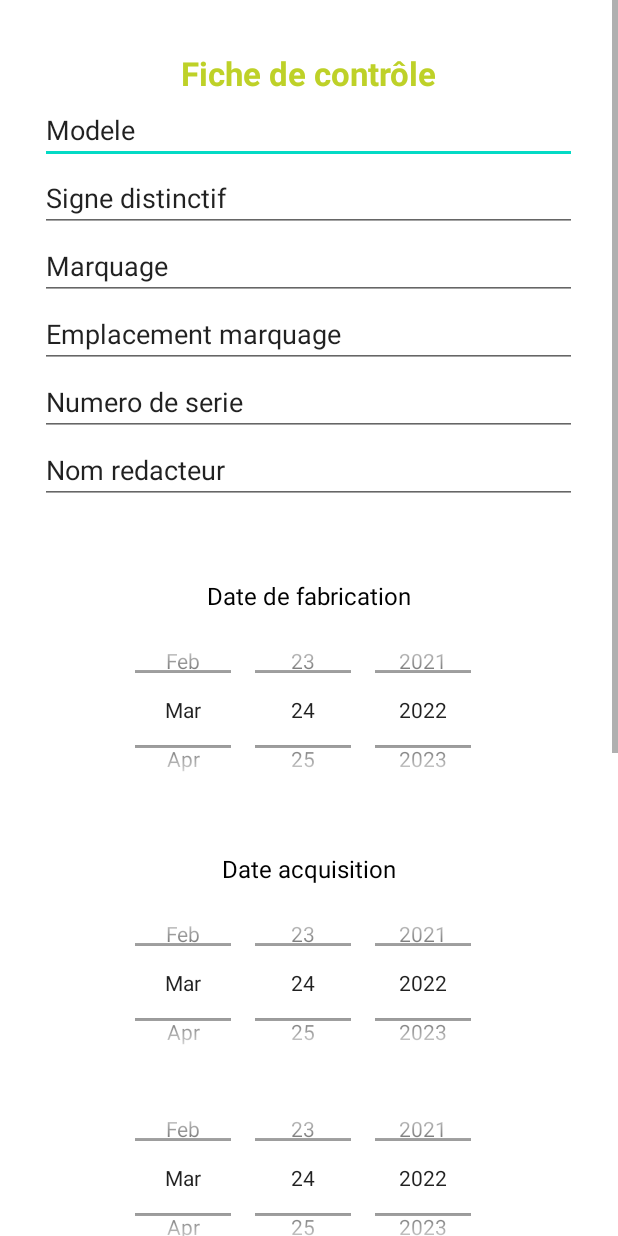
After one commit to SIO2LAA/Speleo-EPI, an Android app: the FDV_Creer screen opened directly, with no data from a screen before it, on a phone screen of 412 x 824 dp. The commit adds this screen. Run offline under Robolectric (Android 15) with nearby library versions, the phone set to English and light mode, and no system bars.

Commit message:
avancé fiche de vie

```diff
--- a/app/src/main/AndroidManifest.xml
+++ b/app/src/main/AndroidManifest.xml
@@ -10,6 +10,7 @@
         android:supportsRtl="true"
         android:theme="@style/Theme.App_epi2">
         <activity android:name=".FDC_Creer"></activity>
+        <activity android:name=".FDV_Creer"></activity>
         <activity android:name=".InfoMateriel" />
         <activity android:name=".GestionMateriel" />
         <activity
--- /dev/null
+++ b/app/src/main/java/fr/sio/app_epi2/FDV_Creer.java
@@ -0,0 +1,29 @@
+package fr.sio.app_epi2;
+
+import android.os.Bundle;
+import android.view.View;
+import android.widget.Button;
+
+import androidx.appcompat.app.AppCompatActivity;
+
+public class FDV_Creer extends AppCompatActivity implements View.OnClickListener {
+
+    private Button annuler;
+    @Override
+    protected void onCreate(Bundle savedInstanceState) {
+        super.onCreate(savedInstanceState);
+        setContentView(R.layout.activity_fdv_creer);
+
+        annuler = findViewById(R.id.fdv_creer_annuler);
+
+        annuler.setOnClickListener(this);
+    }
+
+
+    @Override
+    public void onClick(View view) {
+        if (annuler.isPressed()){
+            this.finish();
+        }
+    }
+}
--- a/app/src/main/java/fr/sio/app_epi2/InfoMateriel.java
+++ b/app/src/main/java/fr/sio/app_epi2/InfoMateriel.java
@@ -40,6 +40,14 @@ public class InfoMateriel extends AppCompatActivity implements View.OnClickListe
     private Button fcSupprimer;
     private Intent FDC_Creer;
 
+    //espace fiche de vie
+    private Button fvAfficher;
+    private Button fvModifier;
+    private Button fvCreer;
+    private Button fvSupprimer;
+    private Intent FDV_Creer;
+
+
     @Override
     protected void onCreate(Bundle savedInstanceState) {
         super.onCreate(savedInstanceState);
@@ -53,6 +61,18 @@ public class InfoMateriel extends AppCompatActivity implements View.OnClickListe
         dateFabrication = findViewById(R.id.dateFabrication);
         marquage = findViewById(R.id.marquage);
         emplacementMarquage = findViewById(R.id.emplacementMarquage);
+
+        //espace fiche de vie
+        fvAfficher = findViewById(R.id.FVAfficher);
+        fvCreer = findViewById(R.id.FVCreer);
+        fvModifier = findViewById(R.id.FVModifier);
+        fvSupprimer = findViewById(R.id.FVSupprimer);
+
+        //listerner fiche de vie
+        fvAfficher.setOnClickListener(this);
+        fvCreer.setOnClickListener(this);
+        fvModifier.setOnClickListener(this);
+        fvSupprimer.setOnClickListener(this);
 
         //espace fiche controle
         fcCreer = findViewById(R.id.FCCreer);
@@ -111,5 +131,10 @@ public class InfoMateriel extends AppCompatActivity implements View.OnClickListe
             startActivity(FDC_Creer);
         }
 
+        if(fvCreer.isPressed()){
+            FDV_Creer= new Intent(this, FDV_Creer.class);
+            startActivity(FDV_Creer);
+        }
+
     }
 }
--- a/app/src/main/res/layout/activity_fdc_creer.xml
+++ b/app/src/main/res/layout/activity_fdc_creer.xml
@@ -21,14 +21,15 @@
         android:layout_gravity="center"
         android:layout_marginTop="10dp"
         android:orientation="vertical">
+
         <TextView
             android:layout_width="match_parent"
             android:layout_height="30dp"
             android:text="Fiche de contrôle"
             android:textAlignment="center"
+            android:textColor="@color/speleo_vert"
             android:textSize="22sp"
-            android:textColor="@color/speleo_vert"
-            android:textStyle="bold"/>
+            android:textStyle="bold" />
 
         <TextView
             android:text="@string/date"
--- /dev/null
+++ b/app/src/main/res/layout/activity_fdv_creer.xml
@@ -0,0 +1,252 @@
+<?xml version="1.0" encoding="utf-8"?>
+
+<ScrollView xmlns:android="http://schemas.android.com/apk/res/android"
+    xmlns:app="http://schemas.android.com/apk/res-auto"
+    xmlns:tools="http://schemas.android.com/tools"
+    android:layout_width="match_parent"
+    android:layout_height="match_parent"
+    tools:context=".FDC_Creer">
+
+    <LinearLayout
+        android:layout_width="match_parent"
+        android:layout_height="match_parent"
+        android:layout_marginTop="24dp"
+        android:layout_marginStart="16dp"
+        android:layout_marginEnd="16dp"
+        android:orientation="vertical">
+
+        <LinearLayout
+            android:layout_width="358dp"
+            android:layout_height="322dp"
+            android:layout_gravity="center"
+            android:layout_marginTop="10dp"
+            android:orientation="vertical">
+
+            <TextView
+                android:layout_width="match_parent"
+                android:layout_height="30dp"
+                android:text="Fiche de contrôle"
+                android:textAlignment="center"
+                android:textColor="@color/speleo_vert"
+                android:textSize="22sp"
+                android:textStyle="bold" />
+
+            <EditText
+                android:id="@+id/editTextTextPersonName"
+                android:layout_width="match_parent"
+                android:layout_height="wrap_content"
+                android:ems="10"
+                android:inputType="textPersonName"
+                android:text="Modele" />
+
+            <EditText
+                android:id="@+id/editTextTextPersonName2"
+                android:layout_width="match_parent"
+                android:layout_height="wrap_content"
+                android:ems="10"
+                android:inputType="textPersonName"
+                android:text="Signe distinctif" />
+
+            <EditText
+                android:id="@+id/editTextTextPersonName3"
+                android:layout_width="match_parent"
+                android:layout_height="wrap_content"
+                android:ems="10"
+                android:inputType="textPersonName"
+                android:text="Marquage" />
+
+            <EditText
+                android:id="@+id/editTextTextPersonName4"
+                android:layout_width="match_parent"
+                android:layout_height="wrap_content"
+                android:ems="10"
+                android:inputType="textPersonName"
+                android:text="Emplacement marquage" />
+
+            <EditText
+                android:id="@+id/editTextTextPersonName6"
+                android:layout_width="match_parent"
+                android:layout_height="wrap_content"
+                android:ems="10"
+                android:inputType="textPersonName"
+                android:text="Numero de serie" />
+
+            <EditText
+                android:id="@+id/editTextTextPersonName8"
+                android:layout_width="match_parent"
+                android:layout_height="wrap_content"
+                android:ems="10"
+                android:inputType="textPersonName"
+                android:text="Nom redacteur" />
+
+        </LinearLayout>
+
+        <LinearLayout
+            android:layout_width="match_parent"
+            android:layout_height="match_parent"
+            android:orientation="vertical">
+
+            <TextView
+                android:id="@+id/textView4"
+                android:layout_width="match_parent"
+                android:layout_height="wrap_content"
+                android:layout_marginTop="30dp"
+                android:text="Date de fabrication"
+                android:textAlignment="center"
+                android:textColor="@color/black"
+                android:textSize="16sp" />
+
+            <DatePicker
+                android:id="@+id/fdv_datepicker2"
+                android:layout_width="match_parent"
+                android:layout_height="130dp"
+                android:layout_gravity="center"
+                android:calendarViewShown="false"
+                android:datePickerMode="spinner"
+                android:maxDate="2022"
+                android:spinnersShown="true" />
+
+        </LinearLayout>
+
+        <LinearLayout
+            android:layout_width="match_parent"
+            android:layout_height="match_parent"
+            android:orientation="vertical">
+
+            <TextView
+                android:id="@+id/textView5"
+                android:layout_width="match_parent"
+                android:layout_height="wrap_content"
+                android:layout_marginTop="30dp"
+                android:text="Date acquisition"
+                android:textAlignment="center"
+                android:textColor="@color/black"
+                android:textSize="16sp" />
+
+            <DatePicker
+                android:id="@+id/fdv_datepicker3"
+                android:layout_width="match_parent"
+                android:layout_height="130dp"
+                android:layout_gravity="center"
+                android:calendarViewShown="false"
+                android:datePickerMode="spinner"
+                android:maxDate="2022"
+                android:spinnersShown="true" />
+        </LinearLayout>
+
+        <LinearLayout
+            android:layout_width="match_parent"
+            android:layout_height="match_parent"
+            android:orientation="vertical">
+
+            <DatePicker
+                android:id="@+id/fdv_datepicker4"
+                android:layout_width="match_parent"
+                android:layout_height="130dp"
+                android:layout_gravity="center"
+                android:calendarViewShown="false"
+                android:datePickerMode="spinner"
+                android:maxDate="2022"
+                android:spinnersShown="true" />
+
+            <TextView
+                android:id="@+id/textView6"
+                android:layout_width="match_parent"
+                android:layout_height="wrap_content"
+                android:layout_marginTop="30dp"
+                android:text="Date premiére utilisation"
+                android:textAlignment="center"
+                android:textColor="@color/black"
+                android:textSize="16sp" />
+
+        </LinearLayout>
+
+        <LinearLayout
+            android:layout_width="match_parent"
+            android:layout_height="match_parent"
+            android:orientation="vertical">
+
+            <TextView
+                android:id="@+id/textView7"
+                android:layout_width="match_parent"
+                android:layout_height="wrap_content"
+                android:layout_marginTop="30dp"
+                android:text="Date rebut"
+                android:textAlignment="center"
+                android:textColor="@color/black"
+                android:textSize="16sp" />
+
+            <DatePicker
+                android:id="@+id/fdv_datepicker5"
+                android:layout_width="match_parent"
+                android:layout_height="130dp"
+                android:layout_gravity="center"
+                android:calendarViewShown="false"
+                android:datePickerMode="spinner"
+                android:maxDate="2022"
+                android:spinnersShown="true" />
+        </LinearLayout>
+
+        <LinearLayout
+            android:layout_width="match_parent"
+            android:layout_height="match_parent"
+            android:orientation="vertical">
+
+            <TextView
+                android:id="@+id/textView8"
+                android:layout_width="match_parent"
+                android:layout_height="wrap_content"
+                android:layout_marginTop="30dp"
+                android:text="Date redaction fiche de vie"
+                android:textAlignment="center"
+                android:textColor="@color/black"
+                android:textSize="16sp" />
+
+            <DatePicker
+                android:id="@+id/fdv_datepicker6"
+                android:layout_width="match_parent"
+                android:layout_height="130dp"
+                android:layout_gravity="center"
+                android:calendarViewShown="false"
+                android:datePickerMode="spinner"
+                android:maxDate="2022"
+                android:spinnersShown="true" />
+        </LinearLayout>
+
+        <LinearLayout
+            android:layout_width="match_parent"
+            android:layout_height="match_parent"
+            android:orientation="horizontal">
+
+            <Button
+                android:id="@+id/fdv_creer_annuler"
+                android:layout_width="wrap_content"
+                android:layout_height="wrap_content"
+                android:layout_margin="10dp"
+                android:layout_weight="1"
+                android:text="Annuler" />
+
+            <Button
+                android:id="@+id/fdv_creer_valider"
+                android:layout_width="wrap_content"
+                android:layout_height="wrap_content"
+                android:layout_margin="10dp"
+                android:layout_weight="1"
+                android:text="Valider" />
+
+        </LinearLayout>
+
+        <LinearLayout
+            android:layout_width="match_parent"
+            android:layout_height="match_parent"
+            android:orientation="vertical">
+
+            <TextView
+                android:id="@+id/espaceFin"
+                android:layout_width="match_parent"
+                android:layout_height="wrap_content" />
+        </LinearLayout>
+
+
+    </LinearLayout>
+</ScrollView>
--- a/app/src/main/res/layout/activity_gestion_materiel.xml
+++ b/app/src/main/res/layout/activity_gestion_materiel.xml
@@ -4,15 +4,21 @@
     xmlns:tools="http://schemas.android.com/tools"
     android:layout_width="match_parent"
     android:layout_height="match_parent"
-    android:background="@drawable/fond_vert"
+    android:background="@drawable/fond_rectangle"
     android:orientation="vertical">
 
     <TextView
         android:id="@+id/date_jour"
-        android:layout_width="370dp"
+        android:layout_width="142dp"
         android:layout_height="wrap_content"
         android:text="date"
         android:textColor="@color/black" />
+
+    <LinearLayout
+        android:layout_width="wrap_content"
+        android:layout_height="wrap_content"
+        android:layout_gravity="center"
+        android:orientation="horizontal" />
 
     <TextView
         android:id="@+id/listMat"
@@ -34,8 +40,7 @@
         android:layout_marginTop="10dp"
         android:background="@color/white"
         tools:layout_editor_absoluteX="48dp"
-        tools:layout_editor_absoluteY="105dp" >
-    </SearchView>
+        tools:layout_editor_absoluteY="105dp"></SearchView>
 
     <Spinner
         android:id="@+id/selection"
@@ -48,12 +53,15 @@
 
     <ScrollView
         android:layout_width="113dp"
-        android:layout_height="37dp">
+        android:layout_height="37dp"
+        tools:visibility="invisible">
 
         <LinearLayout
             android:layout_width="match_parent"
             android:layout_height="wrap_content"
-            android:orientation="vertical" />
+            android:orientation="vertical">
+
+        </LinearLayout>
     </ScrollView>
 
     <LinearLayout
```
Also changed, not shown: app/src/main/res/drawable-v24/fond_rectangle.png (added), app/src/main/res/drawable-v24/fond_vert.png.
